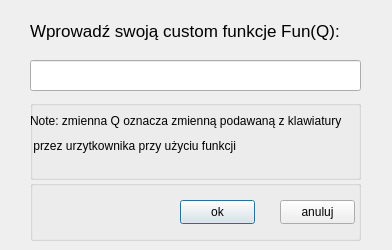
Before: the Qt Designer form input.ui in PetereQ/kalkulator-prosto-naukowy, drawn with Qt 5.
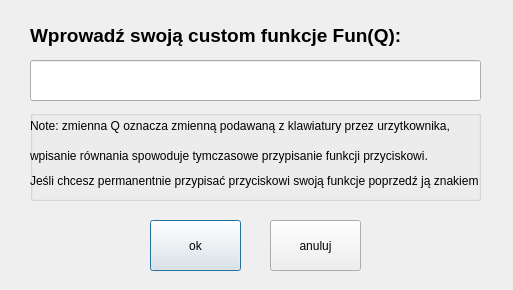
After: the same form once the commit is applied.

Commit message: Rozdzielenie kazdej z custom funkcji do osobnych plikow

What changed in the file:
```diff
--- a/input.ui
+++ b/input.ui
@@ -6,8 +6,8 @@
    <rect>
     <x>0</x>
     <y>0</y>
-    <width>392</width>
-    <height>250</height>
+    <width>513</width>
+    <height>290</height>
    </rect>
   </property>
   <property name="sizePolicy">
@@ -24,13 +24,14 @@
     <rect>
      <x>30</x>
      <y>20</y>
-     <width>331</width>
-     <height>21</height>
+     <width>451</width>
+     <height>31</height>
     </rect>
    </property>
    <property name="font">
     <font>
-     <pointsize>13</pointsize>
+     <pointsize>14</pointsize>
+     <bold>true</bold>
     </font>
    </property>
    <property name="layoutDirection">
@@ -40,69 +41,13 @@
     <string>Wprowadź swoją custom funkcje Fun(Q):</string>
    </property>
   </widget>
-  <widget class="QGroupBox" name="groupBox">
-   <property name="enabled">
-    <bool>true</bool>
-   </property>
-   <property name="geometry">
-    <rect>
-     <x>30</x>
-     <y>180</y>
-     <width>331</width>
-     <height>61</height>
-    </rect>
-   </property>
-   <property name="sizePolicy">
-    <sizepolicy hsizetype="Fixed" vsizetype="Fixed">
-     <horstretch>0</horstretch>
-     <verstretch>0</verstretch>
-    </sizepolicy>
-   </property>
-   <property name="font">
-    <font>
-     <kerning>true</kerning>
-    </font>
-   </property>
-   <property name="layoutDirection">
-    <enum>Qt::LayoutDirection::RightToLeft</enum>
-   </property>
-   <property name="title">
-    <string/>
-   </property>
-   <widget class="QPushButton" name="ok_input">
-    <property name="geometry">
-     <rect>
-      <x>150</x>
-      <y>20</y>
-      <width>75</width>
-      <height>24</height>
-     </rect>
-    </property>
-    <property name="text">
-     <string>ok</string>
-    </property>
-   </widget>
-   <widget class="QPushButton" name="cancel_input">
-    <property name="geometry">
-     <rect>
-      <x>250</x>
-      <y>20</y>
-      <width>75</width>
-      <height>24</height>
-     </rect>
-    </property>
-    <property name="text">
-     <string>anuluj</string>
-    </property>
-   </widget>
-  </widget>
   <widget class="QLineEdit" name="input_input">
    <property name="geometry">
     <rect>
      <x>30</x>
      <y>60</y>
-     <width>331</width>
-     <height>31</height>
+     <width>451</width>
+     <height>41</height>
     </rect>
    </property>
    <property name="font">
@@ -118,11 +63,16 @@
    <property name="geometry">
     <rect>
      <x>30</x>
-     <y>100</y>
-     <width>331</width>
-     <height>80</height>
+     <y>110</y>
+     <width>451</width>
+     <height>91</height>
     </rect>
    </property>
+   <property name="font">
+    <font>
+     <pointsize>9</pointsize>
+    </font>
+   </property>
    <property name="title">
     <string/>
    </property>
@@ -130,13 +80,13 @@
     <property name="geometry">
      <rect>
       <x>0</x>
-      <y>10</y>
-      <width>331</width>
-      <height>21</height>
+      <y>0</y>
+      <width>451</width>
+      <height>31</height>
      </rect>
     </property>
     <property name="text">
-     <string>Note: zmienna Q oznacza zmienną podawaną z klawiatury</string>
+     <string>Note: zmienna Q oznacza zmienną podawaną z klawiatury przez urzytkownika,</string>
     </property>
    </widget>
    <widget class="QLabel" name="label_3">
@@ -144,14 +94,59 @@
      <rect>
       <x>0</x>
       <y>30</y>
-      <width>321</width>
+      <width>451</width>
       <height>31</height>
      </rect>
     </property>
     <property name="text">
-     <string> przez urzytkownika przy użyciu funkcji</string>
+     <string>wpisanie równania spowoduje tymczasowe przypisanie funkcji przyciskowi.</string>
     </property>
    </widget>
+   <widget class="QLabel" name="label_4">
+    <property name="geometry">
+     <rect>
+      <x>0</x>
+      <y>50</y>
+      <width>451</width>
+      <height>41</height>
+     </rect>
+    </property>
+    <property name="text">
+     <string>Jeśli chcesz permanentnie przypisać przyciskowi swoją funkcje poprzedź ją znakiem =</string>
+    </property>
+   </widget>
+  </widget>
+  <widget class="QPushButton" name="ok_input">
+   <property name="geometry">
+    <rect>
+     <x>150</x>
+     <y>220</y>
+     <width>91</width>
+     <height>51</height>
+    </rect>
+   </property>
+   <property name="font">
+    <font>
+     <pointsize>9</pointsize>
+     <kerning>false</kerning>
+    </font>
+   </property>
+   <property name="text">
+    <string>ok</string>
+   </property>
+  </widget>
+  <widget class="QPushButton" name="cancel_input">
+   <property name="geometry">
+    <rect>
+     <x>270</x>
+     <y>220</y>
+     <width>91</width>
+     <height>51</height>
+    </rect>
+   </property>
+   <property name="text">
+    <string>anuluj</string>
+   </property>
   </widget>
  </widget>
  <resources/>
```
The commit also changes 3 other files.
